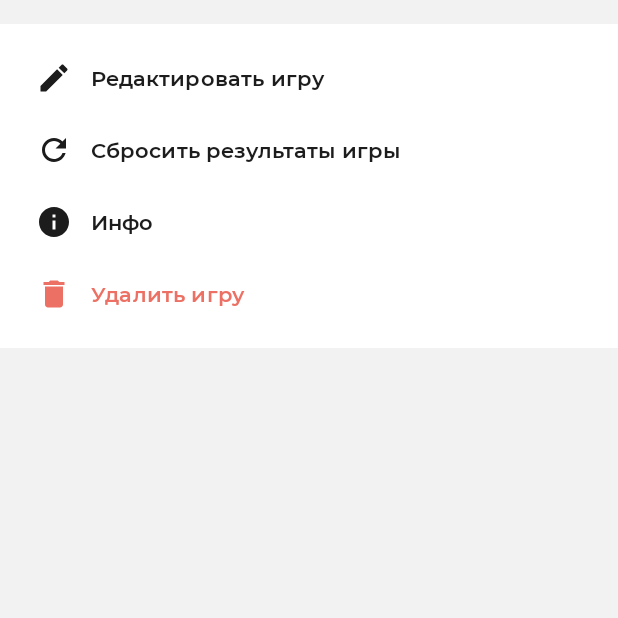
After one commit to qdri1/senbombardir, an Android app built with Jetpack Compose: the composable FunctionsBlock shown on its own in the app's theme, on a phone screen of 412 x 824 dp, the top half of it. The commit adds this screen. Run offline under Robolectric (Android 15) with nearby library versions, the phone set to English and light mode, and no system bars.

Commit message:
game functions

```diff
--- /dev/null
+++ b/app/src/main/java/com/alimapps/senbombardir/ui/model/types/GameFunction.kt
@@ -0,0 +1,16 @@
+package com.alimapps.senbombardir.ui.model.types
+
+import androidx.compose.material.icons.Icons
+import androidx.compose.material.icons.filled.Delete
+import androidx.compose.material.icons.filled.Edit
+import androidx.compose.material.icons.filled.Info
+import androidx.compose.material.icons.filled.Refresh
+import androidx.compose.ui.graphics.vector.ImageVector
+import com.alimapps.senbombardir.R
+
+enum class GameFunction(val icon: ImageVector, val stringRes: Int) {
+    Edit(icon = Icons.Filled.Edit, stringRes = R.string.function_edit),
+    ClearResults(icon = Icons.Filled.Refresh, stringRes = R.string.function_clear_result),
+    Info(icon = Icons.Filled.Info, stringRes = R.string.function_info),
+    Delete(icon = Icons.Filled.Delete, stringRes = R.string.function_remove),
+}
--- a/app/src/main/java/com/alimapps/senbombardir/ui/screen/game/GameAction.kt
+++ b/app/src/main/java/com/alimapps/senbombardir/ui/screen/game/GameAction.kt
@@ -1,17 +1,15 @@
 package com.alimapps.senbombardir.ui.screen.game
 
 import com.alimapps.senbombardir.ui.model.PlayerUiModel
+import com.alimapps.senbombardir.ui.model.types.GameFunction
 import com.alimapps.senbombardir.ui.model.types.GameSounds
 import com.alimapps.senbombardir.ui.model.types.TeamOption
 
 sealed interface GameAction {
     data object OnBackClicked : GameAction
     data object OnGoBackConfirmationClicked : GameAction
-    data object OnDeleteGameClicked : GameAction
     data object OnDeleteGameConfirmationClicked : GameAction
-    data object OnClearResultsClicked : GameAction
     data object OnClearResultsConfirmationClicked : GameAction
-    data object OnEditGameClicked : GameAction
     data object OnStartFinishButtonClicked : GameAction
     data object OnFinishGameConfirmationClicked : GameAction
     data object OnTimerClicked : GameAction
@@ -39,5 +37,6 @@ sealed interface GameAction {
     data object OnRightTeamStayClicked : GameAction
 
     class OnSoundClicked(val sound: GameSounds) : GameAction
+    class OnFunctionClicked(val function: GameFunction) : GameAction
     class OnInterceptionNavigationResult(val result: Any) : GameAction
 }
--- /dev/null
+++ b/app/src/main/java/com/alimapps/senbombardir/ui/screen/game/widget/block/FunctionsBlock.kt
@@ -0,0 +1,67 @@
+package com.alimapps.senbombardir.ui.screen.game.widget.block
+
+import androidx.compose.foundation.background
+import androidx.compose.foundation.clickable
+import androidx.compose.foundation.layout.Arrangement
+import androidx.compose.foundation.layout.Column
+import androidx.compose.foundation.layout.Row
+import androidx.compose.foundation.layout.fillMaxWidth
+import androidx.compose.foundation.layout.padding
+import androidx.compose.foundation.shape.RoundedCornerShape
+import androidx.compose.material3.Icon
+import androidx.compose.material3.MaterialTheme
+import androidx.compose.material3.Text
+import androidx.compose.runtime.Composable
+import androidx.compose.ui.Alignment
+import androidx.compose.ui.Modifier
+import androidx.compose.ui.draw.clip
+import androidx.compose.ui.res.stringResource
+import androidx.compose.ui.text.style.TextAlign
+import androidx.compose.ui.unit.dp
+import com.alimapps.senbombardir.ui.model.types.GameFunction
+import com.alimapps.senbombardir.ui.model.types.TeamColor
+import com.alimapps.senbombardir.ui.screen.game.GameAction
+import com.alimapps.senbombardir.ui.utils.parseHexColor
+
+@Composable
+fun FunctionsBlock(
+    onAction: (GameAction) -> Unit,
+) {
+    Column(
+        modifier = Modifier
+            .fillMaxWidth()
+            .padding(top = 16.dp)
+            .background(MaterialTheme.colorScheme.surface)
+            .padding(vertical = 12.dp)
+            .padding(horizontal = 12.dp),
+    ) {
+        GameFunction.entries.forEach { function ->
+            Row(
+                horizontalArrangement = Arrangement.spacedBy(12.dp),
+                verticalAlignment = Alignment.CenterVertically,
+                modifier = Modifier
+                    .fillMaxWidth()
+                    .clip(RoundedCornerShape(8.dp))
+                    .clickable { onAction(GameAction.OnFunctionClicked(function)) }
+                    .padding(12.dp)
+            ) {
+                val color = if (function == GameFunction.Delete) {
+                    parseHexColor(TeamColor.Red.hexColor)
+                } else {
+                    MaterialTheme.colorScheme.secondary
+                }
+                Icon(
+                    imageVector = function.icon,
+                    contentDescription = "GameScreenEditIcon",
+                    tint = color,
+                )
+                Text(
+                    text = stringResource(id = function.stringRes),
+                    color = color,
+                    style = MaterialTheme.typography.labelMedium,
+                    textAlign = TextAlign.Center,
+                )
+            }
+        }
+    }
+}
--- a/app/src/main/res/values/strings.xml
+++ b/app/src/main/res/values/strings.xml
@@ -106,4 +106,9 @@
     <string name="sound_modrichtyn_pasy">Модричтың\nпасы</string>
     <string name="sound_tondyryp_tastagan">Тоңдырып\nтастаған</string>
 
+    <string name="function_edit">Редактировать игру</string>
+    <string name="function_clear_result">Сбросить результаты игры</string>
+    <string name="function_info">Инфо</string>
+    <string name="function_remove">Удалить игру</string>
+
 </resources>
```
Also changed, not shown: app/src/main/java/com/alimapps/senbombardir/ui/screen/game/GameScreen.kt (+7 -22 lines), app/src/main/java/com/alimapps/senbombardir/ui/screen/game/GameViewModel.kt (+15 -3 lines).
